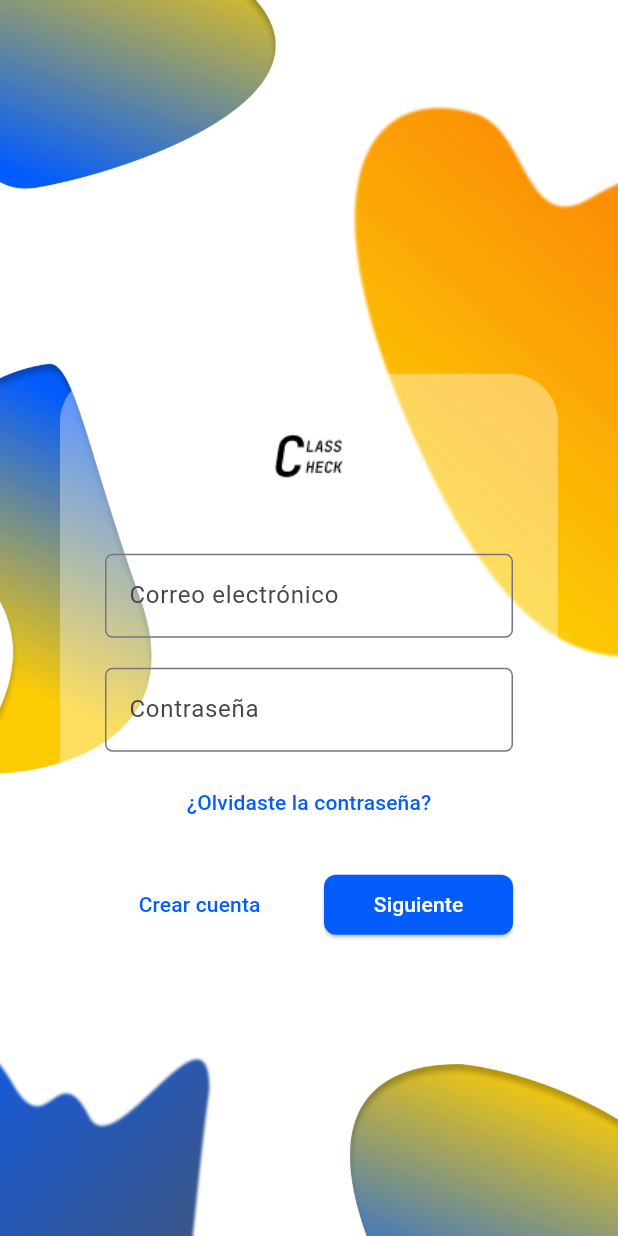
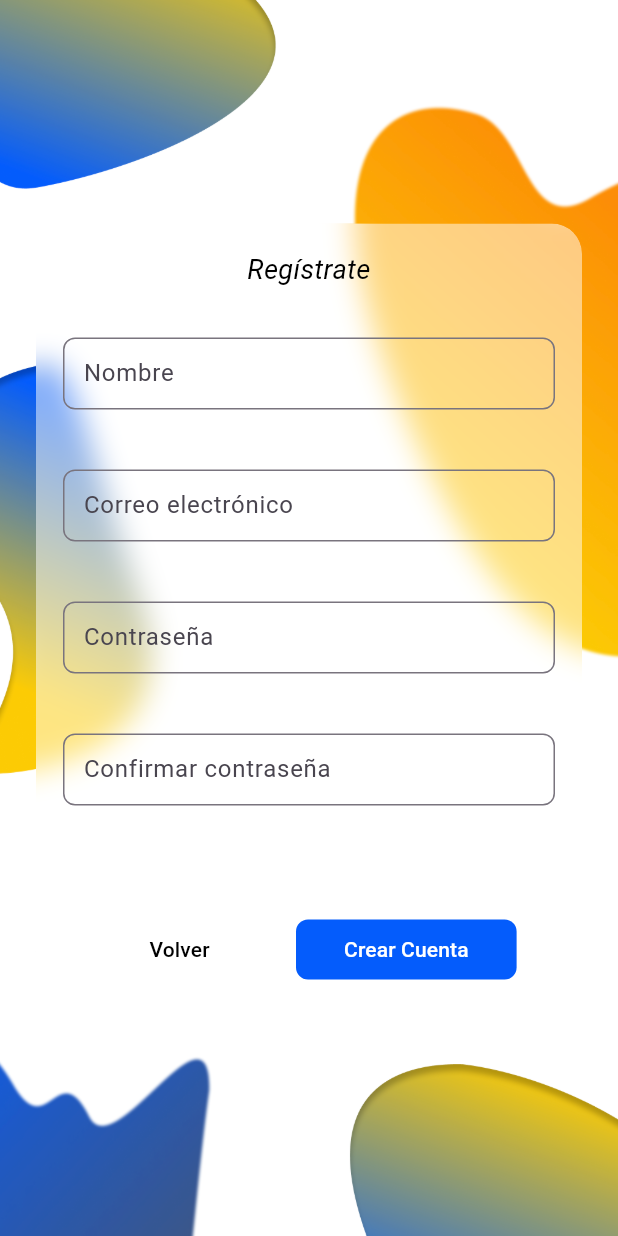
Before and after one commit to Roberto-Parra/ux-miso-grupo-25-movil, a Flutter app: the screen it shows after launch, after a tap on "Crear cuenta", on a phone screen of 412 x 824 dp. Run offline on Flutter 3.47's test engine with Material 3 defaults, Android fonts, the phone set to English and light mode, and no system bars; our stand-ins replace flutter_calendar_carousel.

Commit message:
register_screen

```diff
--- a/lib/main.dart
+++ b/lib/main.dart
@@ -1,10 +1,11 @@
 import 'package:flutter/material.dart';
 import 'notification_screen.dart';
+import 'register_screen.dart';
 
 void main() {
   runApp(MyApp());
 }
-
+// ignore: use_key_in_widget_constructors
 class MyApp extends StatelessWidget {
   @override
   Widget build(BuildContext context) {
@@ -16,12 +17,13 @@ class MyApp extends StatelessWidget {
   }
 }
 
+// ignore: use_key_in_widget_constructors
 class InicioSesionScreen extends StatelessWidget {
   @override
   Widget build(BuildContext context) {
     return Scaffold(
       body: Container(
-        decoration: BoxDecoration(
+        decoration: const BoxDecoration(
           image: DecorationImage(
             image: AssetImage('assets/images/background.png'),
             fit: BoxFit.cover,
@@ -30,51 +32,48 @@ class InicioSesionScreen extends StatelessWidget {
         child: Center(
           child: SingleChildScrollView(
             child: Container(
-              padding: EdgeInsets.symmetric(horizontal: 40.0),
+              padding: const EdgeInsets.symmetric(horizontal: 40.0),
               child: Column(
                 mainAxisAlignment: MainAxisAlignment.center,
                 crossAxisAlignment: CrossAxisAlignment.stretch,
                 children: <Widget>[
                   SizedBox(height: MediaQuery.of(context).size.height * 0.1),
-                  // Añadimos el Container con Box Decoration para el fondo semitransparente
                   Container(
-                    padding: EdgeInsets.all(30),
+                    padding: const EdgeInsets.all(30),
                     decoration: BoxDecoration(
                       color: Colors.white.withOpacity(0.36),
                       borderRadius: BorderRadius.circular(32),
                     ),
                     child: Column(
                       children: [
-                        Image(
+                        const Image(
                           image: AssetImage('assets/images/logo.png'),
                           width: 200,
                           height: 50,),
-                        SizedBox(height: 40),
+                        const SizedBox(height: 40),
                         TextFormField(
                           decoration: InputDecoration(
                             hintText: 'Correo electrónico',
                             border: OutlineInputBorder(
                               borderRadius: BorderRadius.circular(5.0),
-                              borderSide: BorderSide(color: Colors.black),
+                              borderSide: const BorderSide(color: Colors.black),
                             ),
-                            // Resto de la decoración
                           ),
                         ),
-                        SizedBox(height: 20),
+                        const SizedBox(height: 20),
                         TextFormField(
                           obscureText: true,
                           decoration: InputDecoration(
                             hintText: 'Contraseña',
                             border: OutlineInputBorder(
                               borderRadius: BorderRadius.circular(5.0),
-                              borderSide: BorderSide(color: Colors.black),
+                              borderSide: const BorderSide(color: Colors.black),
                             )
-                            // Resto de la decoración
                           ),
                         ),
-                        SizedBox(height: 10),
+                        const SizedBox(height: 10),
                         TextButton(
-                          child: Text(
+                          child: const Text(
                             '¿Olvidaste la contraseña?',
                             style: TextStyle(color: Color(0xFF045CFC)),
                           ),
@@ -82,31 +81,32 @@ class InicioSesionScreen extends StatelessWidget {
                             // TODO: Implementar funcionalidad
                           },
                         ),
-                        SizedBox(height: 20),
-                        // Añadimos el Row para los botones "Crear cuenta" y "Siguiente"
+                        const SizedBox(height: 20),
                         Row(
                           mainAxisAlignment: MainAxisAlignment.spaceBetween,
                           children: [
                             Expanded(
                               child: TextButton(
-                                child: Text(
+                                child: const Text(
                                   'Crear cuenta',
                                   style: TextStyle(color: Color(0xFF045CFC)),
                                 ),
                                 onPressed: () {
-                                  // TODO: Navegar a la pantalla de crear cuenta
+                                  Navigator.push(
+                                    context,
+                                    MaterialPageRoute(builder: (context) => RegisterScreen()),
+                                      );
                                 },
                               ),
                             ),
-                            SizedBox(width: 20),
+                            const SizedBox(width: 20),
                             Expanded(
                               child: ElevatedButton(
                                 child: Text('Siguiente',
                                 style: TextStyle(color: Colors.white)),
                                 style: ElevatedButton.styleFrom(
-                                  backgroundColor: Color(0xFF045CFC),
+                                  backgroundColor: const Color(0xFF045CFC),
                                   shape: RoundedRectangleBorder(borderRadius: BorderRadius.circular(8.0)),
-                                  // Resto de la decoración
                                 ),
                                 onPressed: () {
                                   Navigator.push(
--- /dev/null
+++ b/lib/register_screen.dart
@@ -0,0 +1,115 @@
+import 'package:flutter/material.dart';
+import 'dart:ui';
+import 'main.dart';
+
+// ignore: use_key_in_widget_constructors
+class RegisterScreen extends StatelessWidget {
+  @override
+  Widget build(BuildContext context) {
+    return Scaffold(
+      body: Container(
+        padding: const EdgeInsets.all(24),
+        decoration: const BoxDecoration(
+          image: DecorationImage(
+            image: AssetImage('assets/images/background.png'),
+            fit: BoxFit.cover,
+          ),
+        ),
+        child: Center(
+          child: SingleChildScrollView(
+            child: Column(
+              mainAxisAlignment: MainAxisAlignment.center,
+              children: <Widget>[
+                ClipRRect(
+                  borderRadius: BorderRadius.circular(20.0),
+                  child: BackdropFilter(
+                    filter: ImageFilter.blur(sigmaX: 10, sigmaY: 10),
+                    child: Container(
+                      padding: const EdgeInsets.symmetric(
+                          vertical: 18.0, horizontal: 18.0),
+                      decoration: BoxDecoration(
+                        color: Colors.white.withOpacity(0.5),
+                        borderRadius: BorderRadius.circular(20.0),
+                      ),
+                      child: Column(
+                        mainAxisSize: MainAxisSize.min,
+                        children: <Widget>[
+                          const Text(
+                            'Regístrate',
+                            textAlign: TextAlign.center,
+                            style: TextStyle(
+                              color: Colors.black,
+                              fontSize: 18,
+                              fontStyle: FontStyle.italic,
+                            ),
+                          ),
+                          const SizedBox(height: 32),
+                          _buildTextFormField('Nombre'),
+                          _buildTextFormField('Correo electrónico'),
+                          _buildTextFormField('Contraseña', isPassword: true),
+                          _buildTextFormField('Confirmar contraseña', isPassword: true),
+                          const SizedBox(height: 32),
+                          Row(
+                            mainAxisAlignment: MainAxisAlignment.spaceEvenly,
+                            children: [
+                              _buildButton(context, 'Volver', Colors.white,
+                                  Colors.black),
+                              _buildButton(context, 'Crear Cuenta', const
+                                  Color(0xFF045CFC), Colors.white),
+                            ],
+                          ),
+                        ],
+                      ),
+                    ),
+                  ),
+                ),
+              ],
+            ),
+          ),
+        ),
+      ),
+    );
+  }
+
+  Widget _buildTextFormField(String label, {bool isPassword = false}) {
+    return Padding(
+      padding: const EdgeInsets.only(bottom: 40.0),
+      child: TextFormField(
+        decoration: InputDecoration(
+          labelText: label,
+          alignLabelWithHint: true,
+          contentPadding: const EdgeInsets.symmetric(horizontal: 10),
+          border: OutlineInputBorder(
+            borderRadius: BorderRadius.circular(8.0),
+            borderSide: const BorderSide(color: Colors.blue, width: 2.0),
+          ),
+          focusedBorder: const OutlineInputBorder(
+      borderSide: BorderSide(color: Colors.black, width: 2.0),
+    ),
+        ),
+        textAlign: TextAlign.center,
+        obscureText: isPassword,
+      ),
+    );
+  }
+
+  Widget _buildButton(
+      BuildContext context, String text, Color bgColor, Color textColor) {
+    return ElevatedButton(
+      child: Text(text, style: TextStyle(color: textColor)),
+      style: ElevatedButton.styleFrom(
+        elevation: 0,
+        foregroundColor: textColor, backgroundColor: bgColor,
+        shape: RoundedRectangleBorder(
+            borderRadius: BorderRadius.circular(8.0)),
+        padding: const EdgeInsets.symmetric(
+            horizontal: 32.0, vertical: 8.0),
+      ),
+      onPressed: () {
+        Navigator.of(context).pushReplacement(
+          MaterialPageRoute(builder: (_) => InicioSesionScreen()),
+        );
+      },
+    );
+  }
+}
```
Also changed, not shown: lib/alerts_screen.dart (+17 -16 lines), lib/loading_screen.dart (+3 -5 lines), lib/notification_screen.dart (+13 -12 lines).
